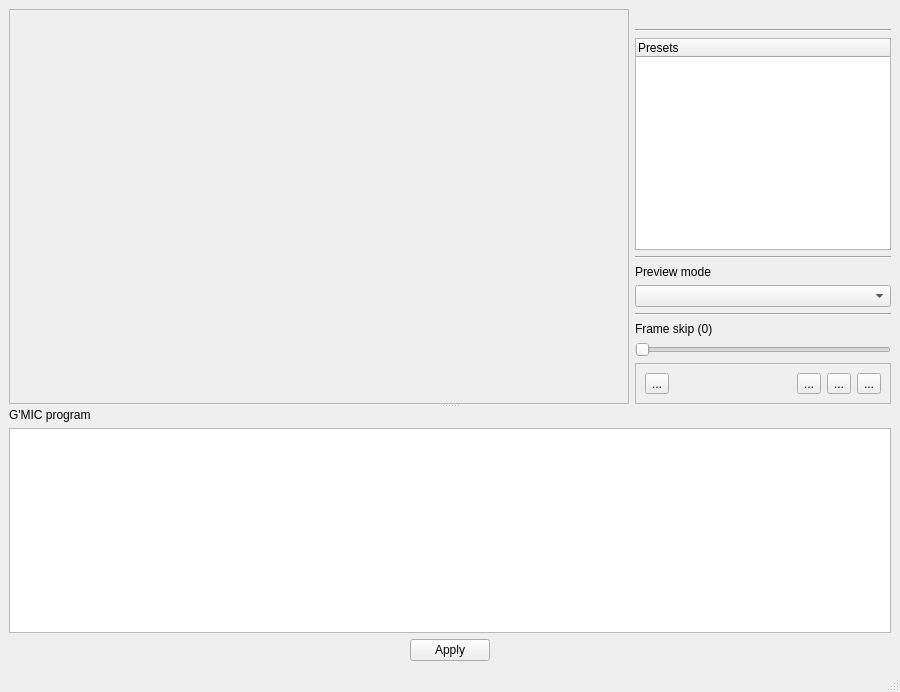
Old version of the form zart/ui/MainWindow.ui in the repository Ichthyostega/Gmic-deb.
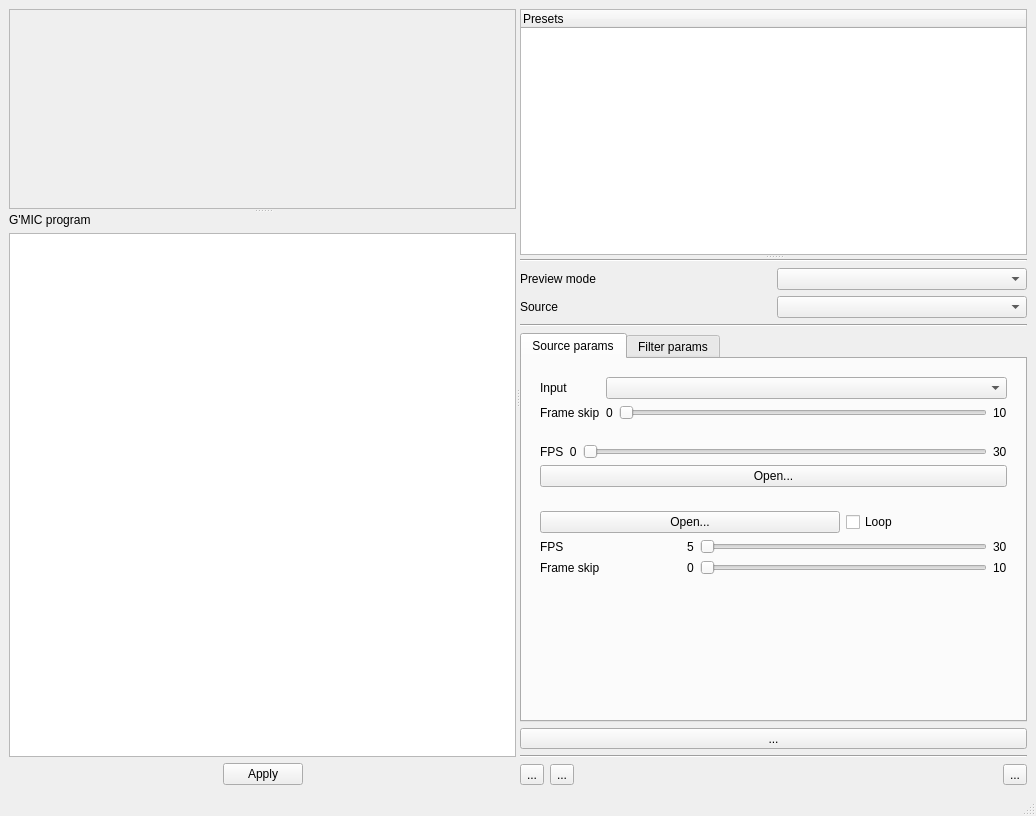
New version of the form. The open tabs and pages were chosen to show the change. Icons and pictures are not drawn. Custom widgets are drawn as their Qt base class.

Patch:
```diff
--- a/zart/ui/MainWindow.ui
+++ b/zart/ui/MainWindow.ui
@@ -6,30 +6,43 @@
    <rect>
     <x>0</x>
     <y>0</y>
-    <width>900</width>
-    <height>692</height>
+    <width>1036</width>
+    <height>816</height>
    </rect>
   </property>
   <property name="windowTitle">
    <string>MainWindow</string>
   </property>
   <widget class="QWidget" name="centralwidget">
-   <layout class="QHBoxLayout" name="horizontalLayout_3">
-    <item>
+   <layout class="QGridLayout" name="gridLayout_9">
+    <item row="0" column="0">
+     <widget class="QSplitter" name="_verticalSplitter">
+      <property name="orientation">
+       <enum>Qt::Horizontal</enum>
+      </property>
      <widget class="QSplitter" name="splitter">
+       <property name="sizePolicy">
+        <sizepolicy hsizetype="Expanding" vsizetype="Expanding">
+         <horstretch>0</horstretch>
+         <verstretch>0</verstretch>
+        </sizepolicy>
+       </property>
       <property name="orientation">
        <enum>Qt::Vertical</enum>
       </property>
-      <widget class="QWidget" name="layoutWidget1">
-       <layout class="QHBoxLayout" name="horizontalLayout_2" stretch="100,0">
-        <item>
-         <widget class="QFrame" name="frame_2">
+       <widget class="QFrame" name="_frameImageView">
           <property name="sizePolicy">
            <sizepolicy hsizetype="MinimumExpanding" vsizetype="MinimumExpanding">
             <horstretch>0</horstretch>
             <verstretch>0</verstretch>
            </sizepolicy>
           </property>
+        <property name="minimumSize">
+         <size>
+          <width>0</width>
+          <height>200</height>
+         </size>
+        </property>
           <property name="frameShape">
            <enum>QFrame::StyledPanel</enum>
           </property>
@@ -37,6 +50,9 @@
            <enum>QFrame::Raised</enum>
           </property>
           <layout class="QGridLayout" name="gridLayout">
+         <property name="sizeConstraint">
+          <enum>QLayout::SetDefaultConstraint</enum>
+         </property>
            <item row="0" column="0">
             <widget class="ImageView" name="_imageView" native="true">
              <property name="sizePolicy">
@@ -55,116 +71,96 @@
            </item>
           </layout>
          </widget>
+       <widget class="QWidget" name="layoutWidget2">
+        <layout class="QVBoxLayout" name="verticalLayout" stretch="1,8,1">
+         <item>
+          <widget class="QLabel" name="label_2">
+           <property name="sizePolicy">
+            <sizepolicy hsizetype="Preferred" vsizetype="Fixed">
+             <horstretch>0</horstretch>
+             <verstretch>0</verstretch>
+            </sizepolicy>
+           </property>
+           <property name="text">
+            <string>G'MIC program</string>
+           </property>
+          </widget>
         </item>
         <item>
+          <widget class="CommandEditor" name="_commandEditor">
+           <property name="sizePolicy">
+            <sizepolicy hsizetype="Expanding" vsizetype="Minimum">
+             <horstretch>0</horstretch>
+             <verstretch>0</verstretch>
+            </sizepolicy>
+           </property>
+           <property name="minimumSize">
+            <size>
+             <width>0</width>
+             <height>100</height>
+            </size>
+           </property>
+          </widget>
+         </item>
+         <item>
+          <layout class="QHBoxLayout" name="horizontalLayout_4">
+           <item>
+            <spacer name="horizontalSpacer_2">
+             <property name="orientation">
+              <enum>Qt::Horizontal</enum>
+             </property>
+             <property name="sizeHint" stdset="0">
+              <size>
+               <width>40</width>
+               <height>20</height>
+              </size>
+             </property>
+            </spacer>
+           </item>
+           <item>
+            <widget class="QPushButton" name="_pbApply">
+             <property name="toolTip">
+              <string>Apply script modifications (Ctrl+Return)</string>
+             </property>
+             <property name="text">
+              <string>Apply</string>
+             </property>
+            </widget>
+           </item>
+           <item>
+            <spacer name="horizontalSpacer_3">
+             <property name="orientation">
+              <enum>Qt::Horizontal</enum>
+             </property>
+             <property name="sizeType">
+              <enum>QSizePolicy::MinimumExpanding</enum>
+             </property>
+             <property name="sizeHint" stdset="0">
+              <size>
+               <width>40</width>
+               <height>20</height>
+              </size>
+             </property>
+            </spacer>
+           </item>
+          </layout>
+         </item>
+        </layout>
+       </widget>
+      </widget>
          <widget class="QWidget" name="_rightPanel" native="true">
           <property name="sizePolicy">
-           <sizepolicy hsizetype="Minimum" vsizetype="Preferred">
+        <sizepolicy hsizetype="Fixed" vsizetype="Preferred">
             <horstretch>0</horstretch>
             <verstretch>0</verstretch>
            </sizepolicy>
           </property>
-          <layout class="QVBoxLayout" name="verticalLayout_2">
-           <property name="margin">
-            <number>0</number>
-           </property>
-           <item>
-            <widget class="QLabel" name="_logoLabel">
-             <property name="sizePolicy">
-              <sizepolicy hsizetype="Preferred" vsizetype="Fixed">
-               <horstretch>0</horstretch>
-               <verstretch>0</verstretch>
-              </sizepolicy>
-             </property>
-             <property name="palette">
-              <palette>
-               <active>
-                <colorrole role="Base">
-                 <brush brushstyle="SolidPattern">
-                  <color alpha="255">
-                   <red>255</red>
-                   <green>255</green>
-                   <blue>255</blue>
-                  </color>
-                 </brush>
-                </colorrole>
-                <colorrole role="Window">
-                 <brush brushstyle="SolidPattern">
-                  <color alpha="255">
-                   <red>255</red>
-                   <green>255</green>
-                   <blue>255</blue>
-                  </color>
-                 </brush>
-                </colorrole>
-               </active>
-               <inactive>
-                <colorrole role="Base">
-                 <brush brushstyle="SolidPattern">
-                  <color alpha="255">
-                   <red>255</red>
-                   <green>255</green>
-                   <blue>255</blue>
-                  </color>
-                 </brush>
-                </colorrole>
-                <colorrole role="Window">
-                 <brush brushstyle="SolidPattern">
-                  <color alpha="255">
-                   <red>255</red>
-                   <green>255</green>
-                   <blue>255</blue>
-                  </color>
-                 </brush>
-                </colorrole>
-               </inactive>
-               <disabled>
-                <colorrole role="Base">
-                 <brush brushstyle="SolidPattern">
-                  <color alpha="255">
-                   <red>255</red>
-                   <green>255</green>
-                   <blue>255</blue>
-                  </color>
-                 </brush>
-                </colorrole>
-                <colorrole role="Window">
-                 <brush brushstyle="SolidPattern">
-                  <color alpha="255">
-                   <red>255</red>
-                   <green>255</green>
-                   <blue>255</blue>
-                  </color>
-                 </brush>
-                </colorrole>
-               </disabled>
-              </palette>
-             </property>
-             <property name="text">
-              <string/>
-             </property>
-             <property name="pixmap">
-              <pixmap resource="../zart.qrc">:/images/Logo_150.png</pixmap>
-             </property>
-             <property name="alignment">
-              <set>Qt::AlignCenter</set>
-             </property>
-            </widget>
-           </item>
-           <item>
-            <widget class="Line" name="line_3">
-             <property name="sizePolicy">
-              <sizepolicy hsizetype="Preferred" vsizetype="Fixed">
-               <horstretch>0</horstretch>
-               <verstretch>0</verstretch>
-              </sizepolicy>
-             </property>
+       <layout class="QGridLayout" name="gridLayout_8">
+        <item row="0" column="0">
+         <widget class="QSplitter" name="_rightPanelSplitter">
              <property name="orientation">
-              <enum>Qt::Horizontal</enum>
-             </property>
-            </widget>
-           </item>
-           <item>
+           <enum>Qt::Vertical</enum>
+          </property>
             <widget class="QTreeWidget" name="_treeGPresets">
              <property name="sizePolicy">
               <sizepolicy hsizetype="Preferred" vsizetype="MinimumExpanding">
@@ -178,7 +174,8 @@
               </property>
              </column>
             </widget>
-           </item>
+          <widget class="QWidget" name="layoutWidget">
+           <layout class="QVBoxLayout" name="verticalLayout_2">
            <item>
             <widget class="Line" name="line">
              <property name="orientation">
@@ -187,46 +184,99 @@
             </widget>
            </item>
            <item>
+             <layout class="QGridLayout" name="gridLayout_2">
+              <item row="0" column="1">
+               <widget class="QComboBox" name="_cbPreviewMode">
+                <property name="sizePolicy">
+                 <sizepolicy hsizetype="Preferred" vsizetype="Fixed">
+                  <horstretch>0</horstretch>
+                  <verstretch>0</verstretch>
+                 </sizepolicy>
+                </property>
+               </widget>
+              </item>
+              <item row="1" column="0">
+               <widget class="QLabel" name="label_4">
+                <property name="text">
+                 <string>Source</string>
+                </property>
+               </widget>
+              </item>
+              <item row="0" column="0">
             <widget class="QLabel" name="label">
              <property name="text">
               <string>Preview mode</string>
              </property>
             </widget>
            </item>
-           <item>
-            <widget class="QComboBox" name="_cbPreviewMode">
-             <property name="sizePolicy">
-              <sizepolicy hsizetype="Preferred" vsizetype="Fixed">
-               <horstretch>0</horstretch>
-               <verstretch>0</verstretch>
-              </sizepolicy>
-             </property>
-            </widget>
-           </item>
+              <item row="1" column="1">
+               <widget class="QComboBox" name="_comboSource"/>
+              </item>
+             </layout>
+            </item>
            <item>
-            <widget class="Line" name="line_2">
-             <property name="sizePolicy">
-              <sizepolicy hsizetype="Preferred" vsizetype="Fixed">
-               <horstretch>0</horstretch>
-               <verstretch>0</verstretch>
-              </sizepolicy>
-             </property>
+             <widget class="Line" name="line_4">
              <property name="orientation">
               <enum>Qt::Horizontal</enum>
              </property>
             </widget>
            </item>
            <item>
-            <widget class="QLabel" name="_labelSkipFrames">
+             <widget class="QTabWidget" name="_tabParams">
+              <property name="sizePolicy">
+               <sizepolicy hsizetype="Expanding" vsizetype="MinimumExpanding">
+                <horstretch>0</horstretch>
+                <verstretch>0</verstretch>
+               </sizepolicy>
+              </property>
+              <property name="tabShape">
+               <enum>QTabWidget::Rounded</enum>
+              </property>
+              <property name="currentIndex">
+               <number>1</number>
+              </property>
+              <property name="elideMode">
+               <enum>Qt::ElideNone</enum>
+              </property>
+              <widget class="QWidget" name="tabSourceParams">
+               <attribute name="title">
+                <string>Source params</string>
+               </attribute>
+               <layout class="QGridLayout" name="gridLayout_4">
+                <item row="0" column="0">
+                 <widget class="QWidget" name="_webcamParamsWidget" native="true">
+                  <layout class="QGridLayout" name="gridLayout_3">
+                   <property name="margin">
+                    <number>9</number>
+                   </property>
+                   <item row="0" column="0">
+                    <widget class="QLabel" name="_labelInputWebcam">
              <property name="text">
-              <string>Frame skip (0)</string>
+                      <string>Input</string>
              </property>
             </widget>
            </item>
-           <item>
-            <widget class="QSlider" name="_sliderSkipFrames">
+                   <item row="0" column="1" colspan="3">
+                    <widget class="QComboBox" name="_comboWebcam"/>
+                   </item>
+                   <item row="1" column="0">
+                    <widget class="QLabel" name="_labelWebcamSkipFrames">
+                     <property name="text">
+                      <string>Frame skip</string>
+                     </property>
+                    </widget>
+                   </item>
+                   <item row="1" column="1">
+                    <widget class="QLabel" name="label_10">
+                     <property name="text">
+                      <string>0</string>
+                     </property>
+                    </widget>
+                   </item>
+                   <item row="1" column="2">
+                    <widget class="QSlider" name="_sliderWebcamSkipFrames">
              <property name="sizePolicy">
-              <sizepolicy hsizetype="Preferred" vsizetype="Fixed">
+                      <sizepolicy hsizetype="Expanding" vsizetype="Fixed">
                <horstretch>0</horstretch>
                <verstretch>0</verstretch>
               </sizepolicy>
@@ -242,21 +292,227 @@
              </property>
             </widget>
            </item>
+                   <item row="1" column="3">
+                    <widget class="QLabel" name="label_9">
+                     <property name="text">
+                      <string>10</string>
+                     </property>
+                    </widget>
+                   </item>
+                  </layout>
+                 </widget>
+                </item>
+                <item row="1" column="0">
+                 <widget class="QWidget" name="_imageParamsWidget" native="true">
+                  <layout class="QVBoxLayout" name="verticalLayout_3">
            <item>
-            <widget class="QFrame" name="frame">
+                    <layout class="QHBoxLayout" name="horizontalLayout_5">
+                     <item>
+                      <widget class="QLabel" name="label_3">
+                       <property name="text">
+                        <string>FPS  0</string>
+                       </property>
+                      </widget>
+                     </item>
+                     <item>
+                      <widget class="QSlider" name="_sliderImageFPS">
+                       <property name="minimum">
+                        <number>0</number>
+                       </property>
+                       <property name="maximum">
+                        <number>30</number>
+                       </property>
+                       <property name="orientation">
+                        <enum>Qt::Horizontal</enum>
+                       </property>
+                      </widget>
+                     </item>
+                     <item>
+                      <widget class="QLabel" name="label_5">
+                       <property name="text">
+                        <string>30</string>
+                       </property>
+                      </widget>
+                     </item>
+                    </layout>
+                   </item>
+                   <item>
+                    <widget class="QPushButton" name="_pbOpenImageFile">
+                     <property name="text">
+                      <string>Open...</string>
+                     </property>
+                    </widget>
+                   </item>
+                  </layout>
+                 </widget>
+                </item>
+                <item row="2" column="0">
+                 <widget class="QWidget" name="_videoParamsWidget" native="true">
+                  <layout class="QGridLayout" name="gridLayout_6">
+                   <item row="0" column="0" colspan="3">
+                    <widget class="QPushButton" name="_pbOpenVideoFile">
+                     <property name="sizePolicy">
+                      <sizepolicy hsizetype="MinimumExpanding" vsizetype="Fixed">
+                       <horstretch>0</horstretch>
+                       <verstretch>0</verstretch>
+                      </sizepolicy>
+                     </property>
+                     <property name="text">
+                      <string>Open...</string>
+                     </property>
+                    </widget>
+                   </item>
+                   <item row="0" column="3" colspan="2">
+                    <widget class="QCheckBox" name="_cbVideoFileLoop">
              <property name="sizePolicy">
               <sizepolicy hsizetype="Preferred" vsizetype="Fixed">
                <horstretch>0</horstretch>
                <verstretch>0</verstretch>
               </sizepolicy>
              </property>
-             <property name="frameShape">
-              <enum>QFrame::StyledPanel</enum>
-             </property>
-             <property name="frameShadow">
-              <enum>QFrame::Raised</enum>
-             </property>
-             <layout class="QHBoxLayout" name="horizontalLayout">
+                     <property name="text">
+                      <string>Loop</string>
+                     </property>
+                    </widget>
+                   </item>
+                   <item row="1" column="0">
+                    <widget class="QLabel" name="label_7">
+                     <property name="text">
+                      <string>FPS</string>
+                     </property>
+                    </widget>
+                   </item>
+                   <item row="1" column="1">
+                    <widget class="QLabel" name="label_11">
+                     <property name="sizePolicy">
+                      <sizepolicy hsizetype="Fixed" vsizetype="Preferred">
+                       <horstretch>0</horstretch>
+                       <verstretch>0</verstretch>
+                      </sizepolicy>
+                     </property>
+                     <property name="text">
+                      <string>5</string>
+                     </property>
+                    </widget>
+                   </item>
+                   <item row="1" column="2" colspan="2">
+                    <widget class="QSlider" name="_sliderVideoFPS">
+                     <property name="minimum">
+                      <number>5</number>
+                     </property>
+                     <property name="maximum">
+                      <number>30</number>
+                     </property>
+                     <property name="orientation">
+                      <enum>Qt::Horizontal</enum>
+                     </property>
+                    </widget>
+                   </item>
+                   <item row="1" column="4">
+                    <widget class="QLabel" name="label_8">
+                     <property name="sizePolicy">
+                      <sizepolicy hsizetype="Fixed" vsizetype="Preferred">
+                       <horstretch>0</horstretch>
+                       <verstretch>0</verstretch>
+                      </sizepolicy>
+                     </property>
+                     <property name="text">
+                      <string>30</string>
+                     </property>
+                    </widget>
+                   </item>
+                   <item row="2" column="0">
+                    <widget class="QLabel" name="_labelVideoSkipFrames">
+                     <property name="text">
+                      <string>Frame skip</string>
+                     </property>
+                    </widget>
+                   </item>
+                   <item row="2" column="1">
+                    <widget class="QLabel" name="label_12">
+                     <property name="sizePolicy">
+                      <sizepolicy hsizetype="Fixed" vsizetype="Preferred">
+                       <horstretch>0</horstretch>
+                       <verstretch>0</verstretch>
+                      </sizepolicy>
+                     </property>
+                     <property name="text">
+                      <string>0</string>
+                     </property>
+                    </widget>
+                   </item>
+                   <item row="2" column="2" colspan="2">
+                    <widget class="QSlider" name="_sliderVideoSkipFrames">
+                     <property name="orientation">
+                      <enum>Qt::Horizontal</enum>
+                     </property>
+                    </widget>
+                   </item>
+                   <item row="2" column="4">
+                    <widget class="QLabel" name="label_6">
+                     <property name="sizePolicy">
+                      <sizepolicy hsizetype="Preferred" vsizetype="Preferred">
+                       <horstretch>0</horstretch>
+                       <verstretch>0</verstretch>
+                      </sizepolicy>
+                     </property>
+                     <property name="text">
+                      <string>10</string>
+                     </property>
+                    </widget>
+                   </item>
+                  </layout>
+                 </widget>
+                </item>
+                <item row="3" column="0">
+                 <spacer name="verticalSpacer_2">
+                  <property name="orientation">
+                   <enum>Qt::Vertical</enum>
+                  </property>
+                  <property name="sizeHint" stdset="0">
+                   <size>
+                    <width>20</width>
+                    <height>10</height>
+                   </size>
+                  </property>
+                 </spacer>
+                </item>
+               </layout>
+              </widget>
+              <widget class="QWidget" name="tabCommandParams">
+               <attribute name="title">
+                <string>Filter params</string>
+               </attribute>
+               <layout class="QGridLayout" name="gridLayout_7">
+                <item row="0" column="0">
+                 <widget class="QScrollArea" name="_commandParamsScrollArea">
+                  <property name="widgetResizable">
+                   <bool>true</bool>
+                  </property>
+                  <widget class="QWidget" name="scrollAreaWidgetContents">
+                   <property name="geometry">
+                    <rect>
+                     <x>0</x>
+                     <y>0</y>
+                     <width>477</width>
+                     <height>303</height>
+                    </rect>
+                   </property>
+                   <layout class="QGridLayout" name="gridLayout_5">
+                    <property name="margin">
+                     <number>0</number>
+                    </property>
+                    <item row="0" column="0">
+                     <widget class="CommandParamsWidget" name="_commandParamsWidget" native="true"/>
+                    </item>
+                   </layout>
+                  </widget>
+                 </widget>
+                </item>
+               </layout>
+              </widget>
+             </widget>
+            </item>
               <item>
                <widget class="QToolButton" name="_tbPlay">
                 <property name="sizePolicy">
@@ -284,21 +540,14 @@
                </widget>
               </item>
               <item>
-               <spacer name="horizontalSpacer">
+             <widget class="Line" name="line_2">
                 <property name="orientation">
                  <enum>Qt::Horizontal</enum>
                 </property>
-                <property name="sizeType">
-                 <enum>QSizePolicy::MinimumExpanding</enum>
-                </property>
-                <property name="sizeHint" stdset="0">
-                 <size>
-                  <width>0</width>
-                  <height>20</height>
-                 </size>
-                </property>
-               </spacer>
-              </item>
+             </widget>
+            </item>
+            <item>
+             <layout class="QHBoxLayout" name="horizontalLayout_2">
               <item>
                <widget class="QToolButton" name="_tbZoomOriginal">
                 <property name="toolTip">
@@ -339,6 +588,19 @@
                 </property>
                </widget>
               </item>
+              <item>
+               <spacer name="horizontalSpacer">
+                <property name="orientation">
+                 <enum>Qt::Horizontal</enum>
+                </property>
+                <property name="sizeHint" stdset="0">
+                 <size>
+                  <width>40</width>
+                  <height>20</height>
+                 </size>
+                </property>
+               </spacer>
+              </item>
               <item>
                <widget class="QToolButton" name="_tbCamera">
                 <property name="sizePolicy">
@@ -366,83 +628,10 @@
                </widget>
               </item>
              </layout>
-            </widget>
            </item>
           </layout>
          </widget>
-        </item>
-       </layout>
-      </widget>
-      <widget class="QWidget" name="layoutWidget2">
-       <layout class="QVBoxLayout" name="verticalLayout">
-        <item>
-         <widget class="QLabel" name="label_2">
-          <property name="sizePolicy">
-           <sizepolicy hsizetype="Preferred" vsizetype="Fixed">
-            <horstretch>0</horstretch>
-            <verstretch>0</verstretch>
-           </sizepolicy>
-          </property>
-          <property name="text">
-           <string>G'MIC program</string>
-          </property>
-         </widget>
-        </item>
-        <item>
-         <widget class="CommandEditor" name="_commandEditor">
-          <property name="sizePolicy">
-           <sizepolicy hsizetype="Expanding" vsizetype="Preferred">
-            <horstretch>0</horstretch>
-            <verstretch>0</verstretch>
-           </sizepolicy>
-          </property>
-          <property name="minimumSize">
-           <size>
-            <width>0</width>
-            <height>100</height>
-           </size>
-          </property>
-         </widget>
-        </item>
-        <item>
-         <layout class="QHBoxLayout" name="horizontalLayout_4">
-          <item>
-           <spacer name="horizontalSpacer_2">
-            <property name="orientation">
-             <enum>Qt::Horizontal</enum>
-            </property>
-            <property name="sizeHint" stdset="0">
-             <size>
-              <width>40</width>
-              <height>20</height>
-             </size>
-            </property>
-           </spacer>
-          </item>
-          <item>
-           <widget class="QPushButton" name="_pbApply">
-            <property name="toolTip">
-             <string>Apply script modifications (Ctrl+Return)</string>
-            </property>
-            <property name="text">
-             <string>Apply</string>
-            </property>
-           </widget>
-          </item>
-          <item>
-           <spacer name="horizontalSpacer_3">
-            <property name="orientation">
-             <enum>Qt::Horizontal</enum>
-            </property>
-            <property name="sizeHint" stdset="0">
-             <size>
-              <width>40</width>
-              <height>20</height>
-             </size>
-            </property>
-           </spacer>
-          </item>
-         </layout>
+         </widget>
         </item>
        </layout>
       </widget>
@@ -474,6 +663,12 @@
    <extends>QPlainTextEdit</extends>
    <header>include/CommandEditor.h</header>
   </customwidget>
+  <customwidget>
+   <class>CommandParamsWidget</class>
+   <extends>QWidget</extends>
+   <header>CommandParamsWidget.h</header>
+   <container>1</container>
+  </customwidget>
  </customwidgets>
  <resources>
   <include location="../zart.qrc"/>
```
Left out of the diff: 4 changed lines with no effect on the pictures. Lines whose indentation alone changed are shown as unchanged.
